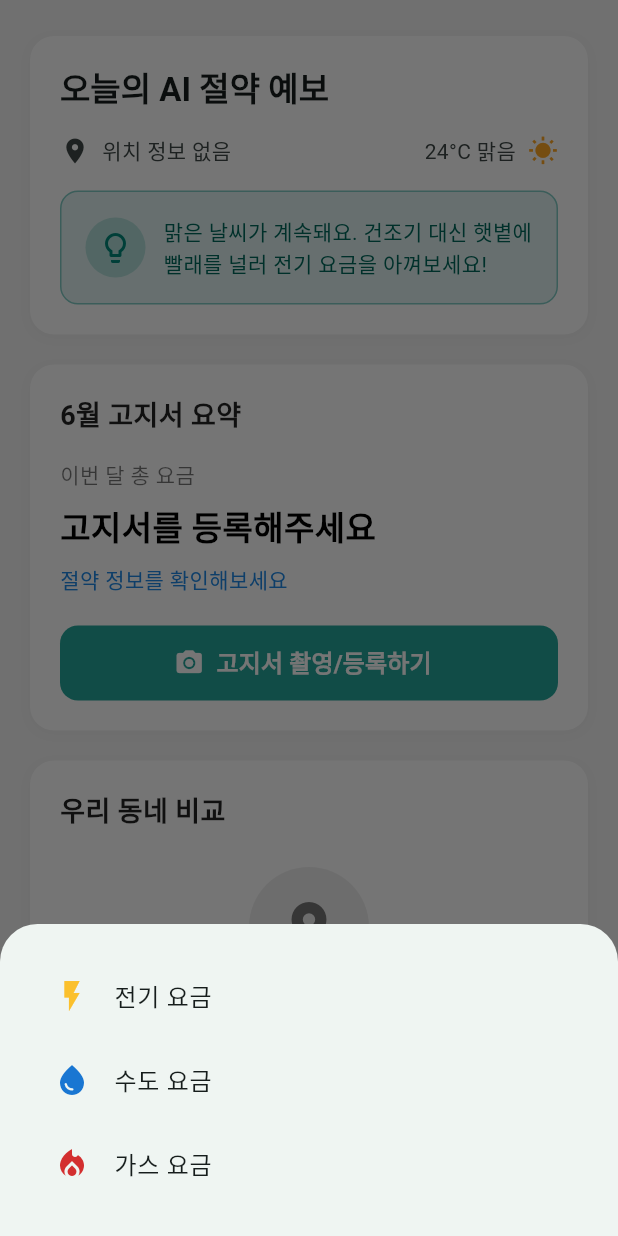
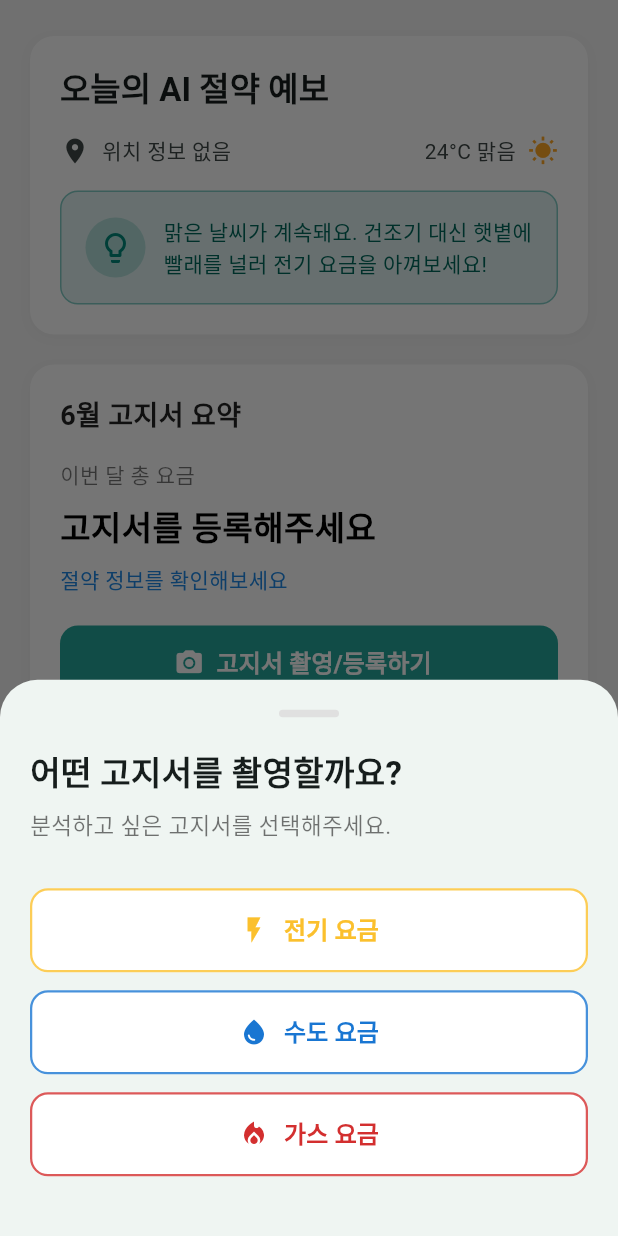
Before and after one commit to IIPA-K-PasS/FE, a Flutter app: the HomeScreen screen opened directly, after a tap on "고지서 촬영/등록하기", on a phone screen of 412 x 824 dp. Run offline on Flutter 3.47's test engine with Material 3 defaults, Android fonts, the phone set to English and light mode, and no system bars; our stand-ins replace image_picker.

Commit message:
chore: 고지서 촬영 타입 선택 모달 디자인 수정 및 .env.example파일에 OpenWeather API 추가

```diff
--- a/lib/features/home/presentation/home_screen.dart
+++ b/lib/features/home/presentation/home_screen.dart
@@ -1,3 +1,4 @@
+import 'package:billow/features/home/presentation/widgets/bill_type_selection_button.dart';
 import 'package:flutter/material.dart';
 import 'package:image_picker/image_picker.dart';
 import '../domain/bill_entity.dart';
@@ -58,32 +59,70 @@ class _HomePageState extends State<HomeScreen> {
         borderRadius: BorderRadius.vertical(top: Radius.circular(25.0)),
       ),
       builder: (BuildContext bc) {
-        // 모달 UI는 기존과 거의 동일 (onPressed 부분만 수정)
+        // ⭐ 원래의 디자인 코드로 복원합니다.
         return Container(
+          // height 속성을 추가하여 높이를 지정합니다.
+          height: MediaQuery.of(context).size.height * 0.45,
           padding: const EdgeInsets.all(20.0),
-          child: Wrap(
+          child: Column(
+            mainAxisSize: MainAxisSize.min,
+            crossAxisAlignment: CrossAxisAlignment.start,
             children: [
-              ListTile(
-                leading: const Icon(Icons.flash_on, color: Color(0xFFFBC02D)),
-                title: const Text('전기 요금'),
-                onTap: () {
-                  _pickImageAndNavigate('ELECTRICITY');
-                },
+              // 모달 손잡이
+              Center(
+                child: Container(
+                  width: 40,
+                  height: 5,
+                  margin: const EdgeInsets.only(bottom: 10),
+                  decoration: BoxDecoration(
+                    color: Colors.grey[300],
+                    borderRadius: BorderRadius.circular(10),
+                  ),
+                ),
               ),
-              ListTile(
-                leading: const Icon(Icons.water_drop, color: Color(0xFF1976D2)),
-                title: const Text('수도 요금'),
-                onTap: () {
-                  _pickImageAndNavigate('WATER');
-                },
+              const SizedBox(height: 10),
+
+              // 제목 텍스트
+              const Text(
+                '어떤 고지서를 촬영할까요?',
+                style: TextStyle(fontSize: 22, fontWeight: FontWeight.bold),
               ),
-              ListTile(
-                leading: const Icon(Icons.local_fire_department, color: Color(0xFFD32F2F)),
-                title: const Text('가스 요금'),
-                onTap: () {
-                  _pickImageAndNavigate('GAS');
-                },
+              const SizedBox(height: 8),
+
+              // 부제목 텍스트
+              const Text(
+                '분석하고 싶은 고지서를 선택해주세요.',
+                style: TextStyle(fontSize: 15, color: Colors.black54),
               ),
+              const SizedBox(height: 30),
+
+              // 커스텀 버튼들
+              BillTypeSelectionButton(
+                  icon: Icons.flash_on,
+                  label: '전기 요금',
+                  color: const Color(0xFFFBC02D),
+                  onPressed: () {
+                    // onPressed 내부에서 _pickImageAndNavigate를 호출합니다.
+                    _pickImageAndNavigate('ELECTRICITY');
+                  }),
+              const SizedBox(height: 12),
+
+              BillTypeSelectionButton(
+                  icon: Icons.water_drop,
+                  label: '수도 요금',
+                  color: const Color(0xFF1976D2),
+                  onPressed: () {
+                    _pickImageAndNavigate('WATER');
+                  }),
+              const SizedBox(height: 12),
+
+              BillTypeSelectionButton(
+                  icon: Icons.local_fire_department,
+                  label: '가스 요금',
+                  color: const Color(0xFFD32F2F),
+                  onPressed: () {
+                    _pickImageAndNavigate('GAS');
+                  }),
             ],
           ),
         );
--- /dev/null
+++ b/lib/features/home/presentation/widgets/bill_type_selection_button.dart
@@ -0,0 +1,49 @@
+import 'package:flutter/material.dart';
+
+class BillTypeSelectionButton extends StatelessWidget {
+  final IconData icon;
+  final String label;
+  final Color color;
+  final VoidCallback onPressed;
+
+  const BillTypeSelectionButton({
+    super.key,
+    required this.icon,
+    required this.label,
+    required this.color,
+    required this.onPressed,
+  });
+
+  @override
+  Widget build(BuildContext context) {
+    return SizedBox(
+      width: double.infinity,
+      child: OutlinedButton(
+        onPressed: onPressed,
+        style: OutlinedButton.styleFrom(
+          side: BorderSide(color: color.withOpacity(0.8), width: 1.5),
+          shape: RoundedRectangleBorder(
+            borderRadius: BorderRadius.circular(12),
+          ),
+          padding: const EdgeInsets.symmetric(vertical: 16),
+          backgroundColor: Colors.white,
+        ),
+        child: Row(
+          mainAxisAlignment: MainAxisAlignment.center,
+          children: [
+            Icon(icon, color: color, size: 20),
+            const SizedBox(width: 10),
+            Text(
+              label,
+              style: TextStyle(
+                color: color,
+                fontWeight: FontWeight.bold,
+                fontSize: 16,
+              ),
+            ),
+          ],
+        ),
+      ),
+    );
+  }
+}
```
Also changed, not shown: 1 other file.
